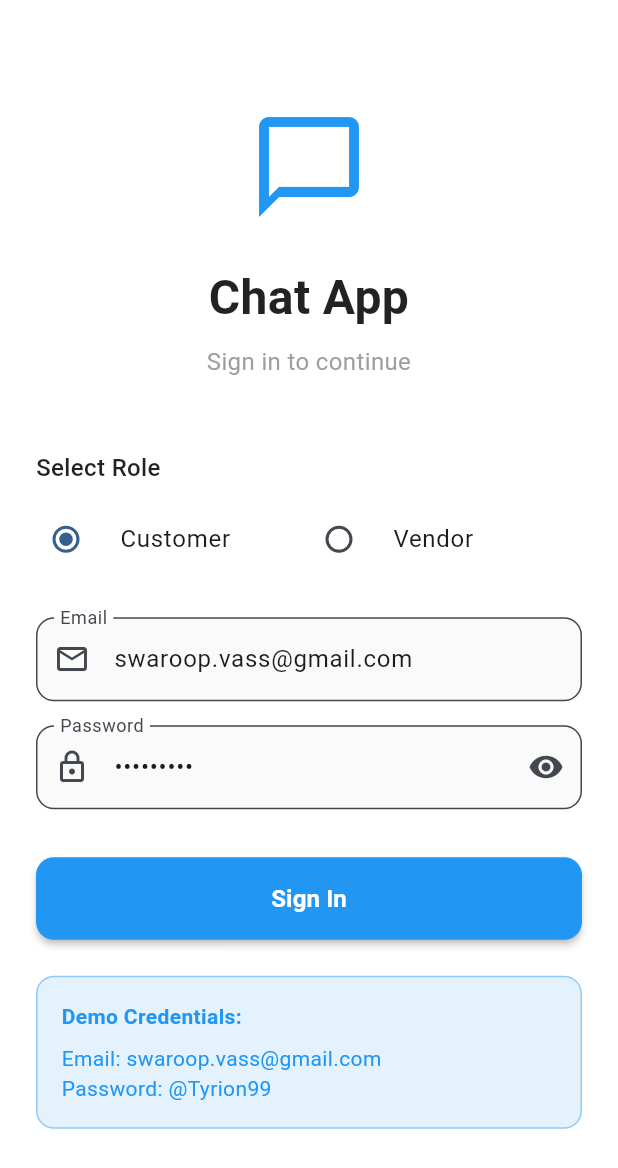
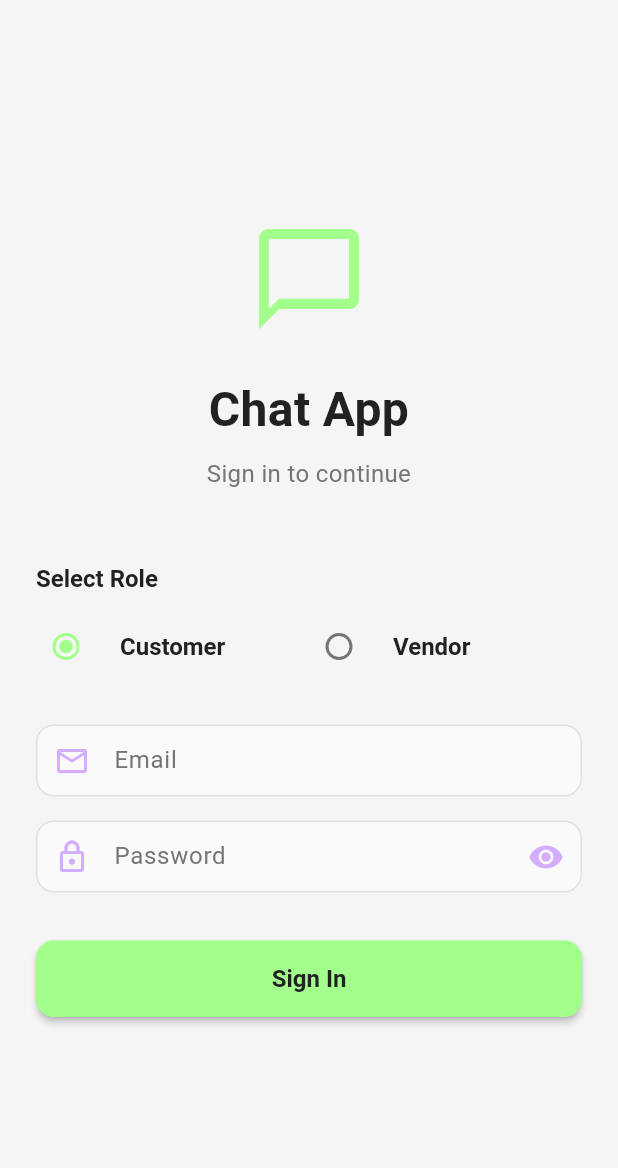
Before and after one commit to Asif-Faizal/Chat-App, a Flutter app: the screen it shows after launch, on a phone screen of 412 x 824 dp. Shown: the top 1168 px of the screen. Run offline on Flutter 3.47's test engine with Material 3 defaults, Android fonts, the phone set to English and light mode, and no system bars; our stand-ins replace dio, equatable, flutter_bloc, flutter_secure_storage, get_it, shared_preferences and 1 more.

Commit message:
Refactor theme management and UI consistency across the application
- Updated AndroidManifest.xml to change the app label to "Chat App".
- Introduced AppTheme class to centralize theme management, including colors and styles.
- Refactored UI components in LoginPage, ChatDetailPage, and ChatListPage to utilize AppTheme for consistent styling.
- Enhanced error handling and visual feedback in Snackbar and message displays using AppTheme colors.
- Improved overall readability and maintainability of the code by reducing hardcoded values and applying theme-based styling.

```diff
--- /dev/null
+++ b/lib/core/theme/app_theme.dart
@@ -0,0 +1,417 @@
+import 'package:flutter/material.dart';
+
+class AppTheme {
+  // Colors
+  static const Color primaryColor = Color(0xFFA3FF8B);
+  static const Color primaryLightColor = Color(0xFFB8FFA3);
+  static const Color primaryDarkColor = Color(0xFF8EFF73);
+  static const Color secondaryColor = Color(0xFFD4ADFF);
+  static const Color secondaryLightColor = Color(0xFFE0C4FF);
+  static const Color secondaryDarkColor = Color(0xFFC896FF);
+  static const Color tertiaryColor = Color(0xFFFFFFFF);
+  static const Color accentColor = Color(0xFFFF9800);
+  static const Color errorColor = Color(0xFFFF6B6B);
+  static const Color successColor = Color(0xFF4CAF50);
+  static const Color warningColor = Color(0xFFFF9800);
+
+  // Background colors
+  static const Color backgroundColor = Color(0xFFF5F5F5);
+  static const Color surfaceColor = Color(0xFFFFFFFF);
+  static const Color cardColor = Color(0xFFFFFFFF);
+
+  // Text colors
+  static const Color textPrimaryColor = Color(0xFF212121);
+  static const Color textSecondaryColor = Color(0xFF757575);
+  static const Color textLightColor = Color(0xFFBDBDBD);
+  static const Color textOnPrimaryColor = Color(0xFFFFFFFF);
+
+  // Border colors
+  static const Color borderColor = Color(0xFFE0E0E0);
+  static const Color dividerColor = Color(0xFFE0E0E0);
+
+  // Role-specific colors
+  static const Color customerColor = Color(0xFFA3FF8B);
+  static const Color vendorColor = Color(0xFFD4ADFF);
+
+  // Message bubble colors
+  static const Color sentMessageColor = Color(0xFFA3FF8B);
+  static const Color receivedMessageColor = Color(0xFFFFFFFF);
+  static const Color sentMessageTextColor = Color(0xFF212121);
+  static const Color receivedMessageTextColor = Color(0xFF212121);
+  static const Color messageTimeColor = Color(0xFF757575);
+
+  // Theme Data
+  static ThemeData get lightTheme {
+    return ThemeData(
+      useMaterial3: true,
+      colorScheme: const ColorScheme.light(
+        primary: primaryColor,
+        secondary: secondaryColor,
+        tertiary: tertiaryColor,
+        surface: surfaceColor,
+        background: backgroundColor,
+        error: errorColor,
+        onPrimary: textPrimaryColor,
+        onSecondary: textPrimaryColor,
+        onTertiary: textPrimaryColor,
+        onSurface: textPrimaryColor,
+        onBackground: textPrimaryColor,
+        onError: textOnPrimaryColor,
+      ),
+
+      // App Bar Theme
+      appBarTheme: const AppBarTheme(
+        backgroundColor: surfaceColor,
+        foregroundColor: textPrimaryColor,
+        elevation: 1,
+        centerTitle: false,
+        titleTextStyle: TextStyle(
+          color: textPrimaryColor,
+          fontSize: 20,
+          fontWeight: FontWeight.w600,
+        ),
+        iconTheme: IconThemeData(
+          color: textPrimaryColor,
+          size: 24,
+        ),
+      ),
+
+      // Elevated Button Theme
+      elevatedButtonTheme: ElevatedButtonThemeData(
+        style: ElevatedButton.styleFrom(
+          backgroundColor: primaryColor,
+          foregroundColor: textPrimaryColor,
+          elevation: 2,
+          padding: const EdgeInsets.symmetric(horizontal: 24, vertical: 16),
+          shape: RoundedRectangleBorder(
+            borderRadius: BorderRadius.circular(12),
+          ),
+          textStyle: const TextStyle(
+            fontSize: 16,
+            fontWeight: FontWeight.w600,
+          ),
+        ),
+      ),
+
+      // Text Button Theme
+      textButtonTheme: TextButtonThemeData(
+        style: TextButton.styleFrom(
+          foregroundColor: secondaryColor,
+          textStyle: const TextStyle(
+            fontSize: 14,
+            fontWeight: FontWeight.w500,
+          ),
+        ),
+      ),
+
+      // Input Decoration Theme
+      inputDecorationTheme: InputDecorationTheme(
+        filled: true,
+        fillColor: Colors.grey[50],
+        border: OutlineInputBorder(
+          borderRadius: BorderRadius.circular(12),
+          borderSide: const BorderSide(color: borderColor),
+        ),
+        enabledBorder: OutlineInputBorder(
+          borderRadius: BorderRadius.circular(12),
+          borderSide: const BorderSide(color: borderColor),
+        ),
+        focusedBorder: OutlineInputBorder(
+          borderRadius: BorderRadius.circular(12),
+          borderSide: const BorderSide(color: primaryColor, width: 2),
+        ),
+        errorBorder: OutlineInputBorder(
+          borderRadius: BorderRadius.circular(12),
+          borderSide: const BorderSide(color: errorColor),
+        ),
+        focusedErrorBorder: OutlineInputBorder(
+          borderRadius: BorderRadius.circular(12),
+          borderSide: const BorderSide(color: errorColor, width: 2),
+        ),
+        contentPadding: const EdgeInsets.symmetric(horizontal: 16, vertical: 12),
+        labelStyle: const TextStyle(color: textSecondaryColor),
+        hintStyle: const TextStyle(color: textLightColor),
+      ),
+
+      // Card Theme
+      cardTheme: CardThemeData(
+        color: cardColor,
+        elevation: 2,
+        shape: RoundedRectangleBorder(
+          borderRadius: BorderRadius.circular(12),
+        ),
+        margin: const EdgeInsets.only(bottom: 8),
+      ),
+
+      // List Tile Theme
+      listTileTheme: const ListTileThemeData(
+        contentPadding: EdgeInsets.all(16),
+        titleTextStyle: TextStyle(
+          color: textPrimaryColor,
+          fontSize: 16,
+          fontWeight: FontWeight.w600,
+        ),
+        subtitleTextStyle: TextStyle(
+          color: textSecondaryColor,
+          fontSize: 14,
+        ),
+      ),
+
+      // Icon Button Theme
+      iconButtonTheme: IconButtonThemeData(
+        style: IconButton.styleFrom(
+          foregroundColor: secondaryColor,
+          backgroundColor: Colors.transparent,
+          shape: const CircleBorder(),
+        ),
+      ),
+
+      // Floating Action Button Theme
+      floatingActionButtonTheme: const FloatingActionButtonThemeData(
+        backgroundColor: secondaryColor,
+        foregroundColor: textPrimaryColor,
+        elevation: 4,
+      ),
+
+      // Snackbar Theme
+      snackBarTheme: SnackBarThemeData(
+        backgroundColor: secondaryColor,
+        contentTextStyle: const TextStyle(color: textPrimaryColor),
+        behavior: SnackBarBehavior.floating,
+        shape: RoundedRectangleBorder(
+          borderRadius: BorderRadius.circular(8),
+        ),
+        actionTextColor: primaryColor,
+      ),
+
+      // Text Theme
+      textTheme: const TextTheme(
+        displayLarge: TextStyle(
+          fontSize: 32,
+          fontWeight: FontWeight.bold,
+          color: textPrimaryColor,
+        ),
+        displayMedium: TextStyle(
+          fontSize: 28,
+          fontWeight: FontWeight.bold,
+          color: textPrimaryColor,
+        ),
+        displaySmall: TextStyle(
+          fontSize: 24,
+          fontWeight: FontWeight.w600,
+          color: textPrimaryColor,
+        ),
+        headlineLarge: TextStyle(
+          fontSize: 22,
+          fontWeight: FontWeight.w600,
+          color: textPrimaryColor,
+        ),
+        headlineMedium: TextStyle(
+          fontSize: 20,
+          fontWeight: FontWeight.w600,
+          color: textPrimaryColor,
+        ),
+        headlineSmall: TextStyle(
+          fontSize: 18,
+          fontWeight: FontWeight.w500,
+          color: textPrimaryColor,
+        ),
+        titleLarge: TextStyle(
+          fontSize: 16,
+          fontWeight: FontWeight.w600,
+          color: textPrimaryColor,
+        ),
+        titleMedium: TextStyle(
+          fontSize: 14,
+          fontWeight: FontWeight.w500,
+          color: textPrimaryColor,
+        ),
+        titleSmall: TextStyle(
+          fontSize: 12,
+          fontWeight: FontWeight.w500,
+          color: textSecondaryColor,
+        ),
+        bodyLarge: TextStyle(
+          fontSize: 16,
+          color: textPrimaryColor,
+        ),
+        bodyMedium: TextStyle(
+          fontSize: 14,
+          color: textPrimaryColor,
+        ),
+        bodySmall: TextStyle(
+          fontSize: 12,
+          color: textSecondaryColor,
+        ),
+        labelLarge: TextStyle(
+          fontSize: 14,
+          fontWeight: FontWeight.w500,
+          color: textPrimaryColor,
+        ),
+        labelMedium: TextStyle(
+          fontSize: 12,
+          fontWeight: FontWeight.w500,
+          color: textSecondaryColor,
+        ),
+        labelSmall: TextStyle(
+          fontSize: 10,
+          fontWeight: FontWeight.w500,
+          color: textLightColor,
+        ),
+      ),
+
+      // Scaffold Theme
+      scaffoldBackgroundColor: backgroundColor,
+
+      // Divider Theme
+      dividerTheme: const DividerThemeData(
+        color: dividerColor,
+        thickness: 1,
+        space: 1,
+      ),
+
+      // Progress Indicator Theme
+      progressIndicatorTheme: const ProgressIndicatorThemeData(
+        color: primaryColor,
+        linearTrackColor: borderColor,
+      ),
+
+      // Radio Theme
+      radioTheme: RadioThemeData(
+        fillColor: MaterialStateProperty.resolveWith((states) {
+          if (states.contains(MaterialState.selected)) {
+            return primaryColor;
+          }
+          return textSecondaryColor;
+        }),
+      ),
+
+      // Checkbox Theme
+      checkboxTheme: CheckboxThemeData(
+        fillColor: MaterialStateProperty.resolveWith((states) {
+          if (states.contains(MaterialState.selected)) {
+            return primaryColor;
+          }
+          return Colors.transparent;
+        }),
+        checkColor: MaterialStateProperty.all(textOnPrimaryColor),
+        side: const BorderSide(color: borderColor),
+      ),
+    );
+  }
+
+  // Custom Styles
+  static const TextStyle logoTextStyle = TextStyle(
+    fontSize: 32,
+    fontWeight: FontWeight.bold,
+    color: textPrimaryColor,
+  );
+
+  static const TextStyle subtitleTextStyle = TextStyle(
+    fontSize: 16,
+    color: textSecondaryColor,
+  );
+
+  static const TextStyle roleTextStyle = TextStyle(
+    fontSize: 12,
+    fontWeight: FontWeight.w500,
+    color: textSecondaryColor,
+  );
+
+  static const TextStyle messageTextStyle = TextStyle(
+    fontSize: 16,
+    color: textPrimaryColor,
+  );
+
+  static const TextStyle messageTimeTextStyle = TextStyle(
+    fontSize: 12,
+    color: messageTimeColor,
+  );
+
+  static const TextStyle unreadCountTextStyle = TextStyle(
+    color: textPrimaryColor,
+    fontSize: 12,
+    fontWeight: FontWeight.bold,
+  );
+
+  // Custom Decorations
+  static BoxDecoration get messageBubbleDecoration => const BoxDecoration(
+    borderRadius: BorderRadius.only(
+      topLeft: Radius.circular(18),
+      topRight: Radius.circular(18),
+      bottomLeft: Radius.circular(4),
+      bottomRight: Radius.circular(18),
+    ),
+    boxShadow: [
+      BoxShadow(
+        color: Color(0x1A000000),
+        blurRadius: 4,
+        offset: Offset(0, 2),
+      ),
+    ],
+  );
+
+  static BoxDecoration get sentMessageBubbleDecoration => BoxDecoration(
+    color: sentMessageColor,
+    borderRadius: const BorderRadius.only(
+      topLeft: Radius.circular(18),
+      topRight: Radius.circular(18),
+      bottomLeft: Radius.circular(18),
+      bottomRight: Radius.circular(4),
+    ),
+    boxShadow: const [
+      BoxShadow(
+        color: Color(0x1A000000),
+        blurRadius: 4,
+        offset: Offset(0, 2),
+      ),
+    ],
+  );
+
+  static BoxDecoration get receivedMessageBubbleDecoration => BoxDecoration(
+    color: receivedMessageColor,
+    borderRadius: const BorderRadius.only(
+      topLeft: Radius.circular(18),
+      topRight: Radius.circular(18),
+      bottomLeft: Radius.circular(4),
+      bottomRight: Radius.circular(18),
+    ),
+    boxShadow: const [
+      BoxShadow(
+        color: Color(0x1A000000),
+        blurRadius: 4,
+        offset: Offset(0, 2),
+      ),
+    ],
+  );
+
+  static BoxDecoration get roleBadgeDecoration => BoxDecoration(
+    color: customerColor.withOpacity(0.2),
+    borderRadius: BorderRadius.circular(12),
+  );
+
+  static BoxDecoration get vendorRoleBadgeDecoration => BoxDecoration(
+    color: vendorColor.withOpacity(0.2),
+    borderRadius: BorderRadius.circular(12),
+  );
+
+  static BoxDecoration get unreadBadgeDecoration => const BoxDecoration(
+    color: secondaryColor,
+    shape: BoxShape.circle,
+  );
+
+  static BoxDecoration get dateSeparatorDecoration => BoxDecoration(
+    color: Colors.grey[300],
+    borderRadius: BorderRadius.circular(12),
+  );
+
+  static BoxDecoration get messageInputDecoration => BoxDecoration(
+    color: Colors.grey[100],
+    borderRadius: BorderRadius.circular(25),
+  );
+
+  static BoxDecoration get sendButtonDecoration => const BoxDecoration(
+    color: secondaryColor,
+    shape: BoxShape.circle,
+  );
+}
--- a/lib/features/auth/presentation/pages/login_page.dart
+++ b/lib/features/auth/presentation/pages/login_page.dart
@@ -1,5 +1,6 @@
 import 'package:flutter/material.dart';
 import 'package:flutter_bloc/flutter_bloc.dart';
+import '../../../../core/theme/app_theme.dart';
 import '../../../chat/presentation/pages/chat_list_page.dart';
 import '../../domain/entities/login_request.dart';
 import '../bloc/auth_bloc.dart';
@@ -22,14 +23,6 @@ class _LoginPageState extends State<LoginPage> {
   String? _lastShownError; // Track last error shown to prevent duplicates
 
   @override
-  void initState() {
-    super.initState();
-    // Set default credentials for demo
-    _emailController.text = 'swaroop.vass@gmail.com';
-    _passwordController.text = '@Tyrion99';
-  }
-
-  @override
   void dispose() {
     _emailController.dispose();
     _passwordController.dispose();
@@ -39,7 +32,6 @@ class _LoginPageState extends State<LoginPage> {
   @override
   Widget build(BuildContext context) {
     return Scaffold(
-      backgroundColor: Colors.white,
       body: BlocListener<AuthBloc, AuthState>(
         listener: (context, state) {
           print(
@@ -57,12 +49,12 @@ class _LoginPageState extends State<LoginPage> {
               ScaffoldMessenger.of(context).showSnackBar(
                 SnackBar(
                   content: Text(state.message),
-                  backgroundColor: Colors.red,
+                  backgroundColor: AppTheme.errorColor,
                   behavior: SnackBarBehavior.floating,
                   duration: const Duration(seconds: 4),
                   action: SnackBarAction(
                     label: 'Dismiss',
-                    textColor: Colors.white,
+                    textColor: AppTheme.primaryColor,
                     onPressed: () {
                       ScaffoldMessenger.of(context).hideCurrentSnackBar();
                     },
@@ -75,7 +67,7 @@ class _LoginPageState extends State<LoginPage> {
               );
             }
           } else if (state is AuthAuthenticated) {
-            Navigator.push(
+            Navigator.pushReplacement(
               context,
               MaterialPageRoute(
                 builder: (context) => ChatListPage(currentUser: state.user),
@@ -96,37 +88,29 @@ class _LoginPageState extends State<LoginPage> {
                     crossAxisAlignment: CrossAxisAlignment.stretch,
                     children: [
                       // Logo/Title
-                      const Icon(
+                      Icon(
                         Icons.chat_bubble_outline,
                         size: 80,
-                        color: Colors.blue,
+                        color: AppTheme.primaryColor,
                       ),
                       const SizedBox(height: 24),
-                      const Text(
+                      Text(
                         'Chat App',
-                        style: TextStyle(
-                          fontSize: 32,
-                          fontWeight: FontWeight.bold,
-                          color: Colors.black87,
-                        ),
+                        style: AppTheme.logoTextStyle,
                         textAlign: TextAlign.center,
                       ),
                       const SizedBox(height: 8),
-                      const Text(
+                      Text(
                         'Sign in to continue',
-                        style: TextStyle(fontSize: 16, color: Colors.grey),
+                        style: AppTheme.subtitleTextStyle,
                         textAlign: TextAlign.center,
                       ),
                       const SizedBox(height: 48),
 
                       // Role Selection
-                      const Text(
+                      Text(
                         'Select Role',
-                        style: TextStyle(
-                          fontSize: 16,
-                          fontWeight: FontWeight.w500,
-                          color: Colors.black87,
-                        ),
+                        style: Theme.of(context).textTheme.titleLarge,
                       ),
                       const SizedBox(height: 8),
                       Row(
@@ -165,14 +149,9 @@ class _LoginPageState extends State<LoginPage> {
                       TextFormField(
                         controller: _emailController,
                         keyboardType: TextInputType.emailAddress,
-                        decoration: InputDecoration(
+                        decoration: const InputDecoration(
                           labelText: 'Email',
-                          prefixIcon: const Icon(Icons.email_outlined),
-                          border: OutlineInputBorder(
-                            borderRadius: BorderRadius.circular(12),
-                          ),
-                          filled: true,
-                          fillColor: Colors.grey[50],
+                          prefixIcon: Icon(Icons.email_outlined),
                         ),
                         validator: (value) {
                           if (value == null || value.isEmpty) {
@@ -207,11 +186,6 @@ class _LoginPageState extends State<LoginPage> {
                               });
                             },
                           ),
-                          border: OutlineInputBorder(
-                            borderRadius: BorderRadius.circular(12),
-                          ),
-                          filled: true,
-                          fillColor: Colors.grey[50],
                         ),
                         validator: (value) {
                           if (value == null || value.isEmpty) {
@@ -244,62 +218,16 @@ class _LoginPageState extends State<LoginPage> {
                                   authBloc.add(LoginEvent(loginRequest));
                                 }
                               },
-                        style: ElevatedButton.styleFrom(
-                          backgroundColor: Colors.blue,
-                          foregroundColor: Colors.white,
-                          padding: const EdgeInsets.symmetric(vertical: 16),
-                          shape: RoundedRectangleBorder(
-                            borderRadius: BorderRadius.circular(12),
-                          ),
-                          elevation: 2,
-                        ),
                         child: state is AuthLoading
-                            ? const SizedBox(
+                            ? SizedBox(
                                 height: 20,
                                 width: 20,
                                 child: CircularProgressIndicator(
-                                  color: Colors.white,
+                                  color: AppTheme.textPrimaryColor,
                                   strokeWidth: 2,
                                 ),
                               )
-                            : const Text(
-                                'Sign In',
-                                style: TextStyle(
-                                  fontSize: 16,
-                                  fontWeight: FontWeight.w600,
-                                ),
-                              ),
-                      ),
-                      const SizedBox(height: 24),
-
-                      // Demo credentials hint
-                      Container(
-                        padding: const EdgeInsets.all(16),
-                        decoration: BoxDecoration(
-                          color: Colors.blue[50],
-                          borderRadius: BorderRadius.circular(12),
-                          border: Border.all(color: Colors.blue[200]!),
-                        ),
-                        child: const Column(
-                          crossAxisAlignment: CrossAxisAlignment.start,
-                          children: [
-                            Text(
-                              'Demo Credentials:',
-                              style: TextStyle(
-                                fontWeight: FontWeight.w600,
-                                color: Colors.blue,
-                              ),
-                            ),
-                            SizedBox(height: 8),
-                            Text(
-                              'Email: swaroop.vass@gmail.com\nPassword: @Tyrion99',
-                              style: TextStyle(
-                                fontSize: 14,
-                                color: Colors.blue,
-                              ),
-                            ),
-                          ],
-                        ),
+                            : const Text('Sign In'),
                       ),
                     ],
                   ),
--- a/lib/main.dart
+++ b/lib/main.dart
@@ -2,6 +2,7 @@ import 'package:flutter/material.dart';
 import 'package:flutter_bloc/flutter_bloc.dart';
 import 'core/di/dependency_injection.dart';
 import 'core/services/socket_service.dart';
+import 'core/theme/app_theme.dart';
 import 'features/auth/presentation/bloc/auth_bloc.dart';
 import 'features/auth/presentation/bloc/auth_event.dart';
 import 'features/auth/presentation/bloc/auth_state.dart';
@@ -26,16 +27,7 @@ class MyApp extends StatelessWidget {
       create: (context) => getIt<AuthBloc>()..add(const CheckAuthStatusEvent()),
       child: MaterialApp(
         title: 'Chat App',
-        theme: ThemeData(
-          colorScheme: ColorScheme.fromSeed(seedColor: Colors.blue),
-          useMaterial3: true,
-          appBarTheme: const AppBarTheme(
-            centerTitle: false,
-            elevation: 1,
-            backgroundColor: Colors.white,
-            foregroundColor: Colors.black87,
-          ),
-        ),
+        theme: AppTheme.lightTheme,
         home: const AuthWrapper(),
         debugShowCheckedModeBanner: false,
       ),
```
Also changed, not shown: lib/features/chat/presentation/pages/chat_detail_page.dart (+38 -77 lines), lib/features/chat/presentation/pages/chat_list_page.dart (+27 -62 lines), 1 other file.
